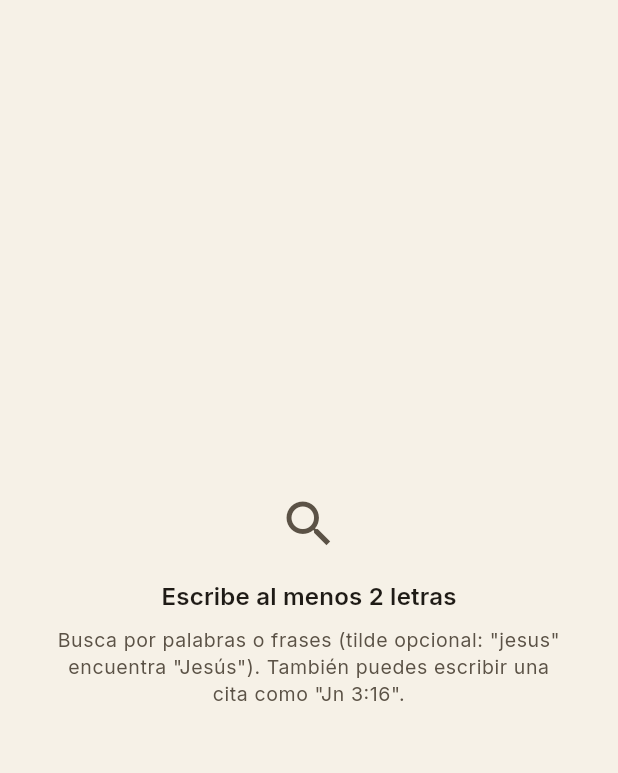
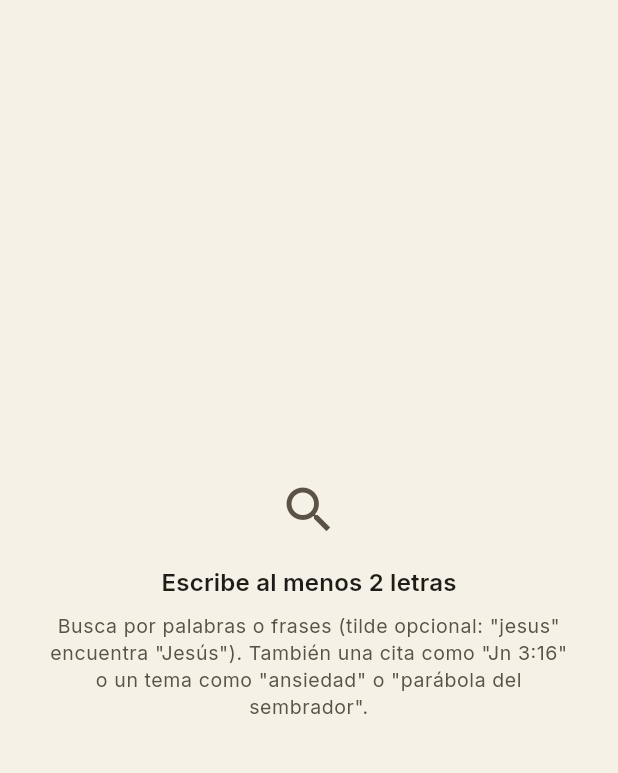
Before and after one commit to yt-kevincarrera/minimal-bible, a Flutter app: the SearchScreen screen opened directly, on a phone screen of 412 x 824 dp, the part 60-833 px from its top. Run offline on Flutter 3.47's test engine with Material 3 defaults, Android fonts, the phone set to English and light mode, and no system bars; our stand-ins replace flutter_riverpod, flutter_slidable, flutter_tts, share_plus, shared_preferences, sqflite and 3 more; accounts and stored records are empty.

Commit message:
feat: búsqueda por temas (parábolas, mandamientos, fruto del Espíritu…)
Capa extra sobre la búsqueda normal (que sigue siendo la principal): un
índice curado mapea temas, parábolas y pasajes a sus versículos clave.

- assets/data/topics.json: índice curado (61 temas) — parábolas de Jesús,
  temas populares (amor, fe, ansiedad, perdón, paz…), los diez mandamientos,
  el fruto del Espíritu, bienaventuranzas, Padre Nuestro, Salmo 23, armadura
  de Dios, etc. Solo referencias y etiquetas (sin texto bíblico), así que se
  versiona y no depende de rv1960.json. Editable para ampliar.
- models.dart: modelo Topic.
- bible_repository.versesByRefs(): carga versículos por referencia.
- providers.dart: topicsProvider + matchTopics() (tolerante a tildes,
  sinónimos y palabras sueltas: "parabola sembrador", "10 mandamientos").
- search_screen: sección "Temas" sobre los resultados cuando la consulta
  coincide; abre TopicScreen con los versículos del tema.
- topic_screen.dart: lista los versículos de un tema; cada uno abre el lector.

Co-Authored-By: Claude Opus 4.8 <noreply@anthropic.com>
Claude-Session: https://claude.ai/code/session_01Q2Uaj9NnF8WWfyf1H3SRdA

```diff
--- /dev/null
+++ b/assets/data/topics.json
@@ -0,0 +1,65 @@
+[
+  { "title": "Parábola del sembrador", "category": "Parábolas de Jesús", "aliases": ["sembrador", "la semilla"], "refs": [[40,13,3],[41,4,3],[42,8,5]] },
+  { "title": "Parábola del trigo y la cizaña", "category": "Parábolas de Jesús", "aliases": ["cizaña", "trigo y cizaña"], "refs": [[40,13,24]] },
+  { "title": "Parábola del grano de mostaza", "category": "Parábolas de Jesús", "aliases": ["grano de mostaza", "mostaza"], "refs": [[40,13,31],[41,4,30],[42,13,18]] },
+  { "title": "Parábola de la levadura", "category": "Parábolas de Jesús", "aliases": ["levadura"], "refs": [[40,13,33],[42,13,20]] },
+  { "title": "Parábola del tesoro escondido", "category": "Parábolas de Jesús", "aliases": ["tesoro escondido", "tesoro"], "refs": [[40,13,44]] },
+  { "title": "Parábola de la perla de gran precio", "category": "Parábolas de Jesús", "aliases": ["perla", "perla de gran precio"], "refs": [[40,13,45]] },
+  { "title": "Parábola de la red", "category": "Parábolas de Jesús", "aliases": ["la red"], "refs": [[40,13,47]] },
+  { "title": "Parábola de la oveja perdida", "category": "Parábolas de Jesús", "aliases": ["oveja perdida", "oveja"], "refs": [[40,18,12],[42,15,4]] },
+  { "title": "Parábola de la moneda perdida", "category": "Parábolas de Jesús", "aliases": ["moneda perdida", "dracma"], "refs": [[42,15,8]] },
+  { "title": "Parábola del hijo pródigo", "category": "Parábolas de Jesús", "aliases": ["hijo prodigo", "prodigo", "padre amoroso"], "refs": [[42,15,11]] },
+  { "title": "Parábola del buen samaritano", "category": "Parábolas de Jesús", "aliases": ["buen samaritano", "samaritano"], "refs": [[42,10,30]] },
+  { "title": "Parábola del rico insensato", "category": "Parábolas de Jesús", "aliases": ["rico insensato", "rico necio"], "refs": [[42,12,16]] },
+  { "title": "Parábola de los talentos", "category": "Parábolas de Jesús", "aliases": ["talentos"], "refs": [[40,25,14]] },
+  { "title": "Parábola de las diez vírgenes", "category": "Parábolas de Jesús", "aliases": ["diez virgenes", "virgenes", "las lamparas"], "refs": [[40,25,1]] },
+  { "title": "Parábola del siervo que no perdona", "category": "Parábolas de Jesús", "aliases": ["siervo despiadado", "deudor", "siervo malvado"], "refs": [[40,18,23]] },
+  { "title": "Parábola de los obreros de la viña", "category": "Parábolas de Jesús", "aliases": ["obreros de la vina", "viñadores", "obreros"], "refs": [[40,20,1]] },
+  { "title": "Parábola de los dos hijos", "category": "Parábolas de Jesús", "aliases": ["dos hijos"], "refs": [[40,21,28]] },
+  { "title": "Parábola de los labradores malvados", "category": "Parábolas de Jesús", "aliases": ["labradores malvados", "viñadores malvados"], "refs": [[40,21,33],[41,12,1],[42,20,9]] },
+  { "title": "Parábola de la fiesta de bodas", "category": "Parábolas de Jesús", "aliases": ["fiesta de bodas", "banquete de bodas", "bodas"], "refs": [[40,22,2]] },
+  { "title": "Parábola de la higuera estéril", "category": "Parábolas de Jesús", "aliases": ["higuera esteril", "higuera"], "refs": [[42,13,6]] },
+  { "title": "Parábola del amigo importuno", "category": "Parábolas de Jesús", "aliases": ["amigo importuno", "amigo a medianoche"], "refs": [[42,11,5]] },
+  { "title": "Parábola del juez injusto", "category": "Parábolas de Jesús", "aliases": ["juez injusto", "viuda persistente", "la viuda"], "refs": [[42,18,2]] },
+  { "title": "Parábola del fariseo y el publicano", "category": "Parábolas de Jesús", "aliases": ["fariseo y publicano", "publicano"], "refs": [[42,18,10]] },
+  { "title": "Parábola de la gran cena", "category": "Parábolas de Jesús", "aliases": ["gran cena", "gran banquete", "invitados"], "refs": [[42,14,16]] },
+  { "title": "Parábola del mayordomo infiel", "category": "Parábolas de Jesús", "aliases": ["mayordomo infiel", "administrador astuto", "mayordomo"], "refs": [[42,16,1]] },
+  { "title": "Parábola del rico y Lázaro", "category": "Parábolas de Jesús", "aliases": ["rico y lazaro", "lazaro"], "refs": [[42,16,19]] },
+  { "title": "Parábola de las diez minas", "category": "Parábolas de Jesús", "aliases": ["diez minas", "minas"], "refs": [[42,19,12]] },
+  { "title": "Parábola de los dos cimientos", "category": "Parábolas de Jesús", "aliases": ["casa sobre la roca", "la roca y la arena", "dos cimientos"], "refs": [[40,7,24],[42,6,47]] },
+  { "title": "El buen pastor", "category": "Parábolas de Jesús", "aliases": ["buen pastor", "pastor"], "refs": [[43,10,1]] },
+  { "title": "La vid verdadera", "category": "Parábolas de Jesús", "aliases": ["la vid", "vid verdadera", "pámpanos"], "refs": [[43,15,1]] },
+
+  { "title": "El amor", "category": "Temas", "aliases": ["amor", "amar"], "refs": [[46,13,4],[43,3,16],[62,4,8],[45,8,38]] },
+  { "title": "La fe", "category": "Temas", "aliases": ["fe", "creer"], "refs": [[58,11,1],[45,10,17],[41,11,22],[59,2,17]] },
+  { "title": "La esperanza", "category": "Temas", "aliases": ["esperanza", "esperar"], "refs": [[45,15,13],[24,29,11],[45,8,24]] },
+  { "title": "El perdón", "category": "Temas", "aliases": ["perdon", "perdonar"], "refs": [[40,6,14],[51,3,13],[62,1,9],[49,4,32]] },
+  { "title": "La ansiedad y la preocupación", "category": "Temas", "aliases": ["ansiedad", "preocupacion", "afan", "estres"], "refs": [[50,4,6],[60,5,7],[40,6,34],[19,55,22]] },
+  { "title": "El miedo y el temor", "category": "Temas", "aliases": ["miedo", "temor", "no temas"], "refs": [[23,41,10],[19,23,4],[55,1,7],[6,1,9]] },
+  { "title": "La paz", "category": "Temas", "aliases": ["paz", "tranquilidad"], "refs": [[43,14,27],[50,4,7],[23,26,3]] },
+  { "title": "La gratitud", "category": "Temas", "aliases": ["gratitud", "agradecer", "dar gracias"], "refs": [[52,5,18],[19,100,4],[51,3,15]] },
+  { "title": "La fortaleza y el ánimo", "category": "Temas", "aliases": ["fortaleza", "fuerza", "animo", "esfuerzate"], "refs": [[50,4,13],[23,40,31],[19,46,1]] },
+  { "title": "La sabiduría", "category": "Temas", "aliases": ["sabiduria", "sabio"], "refs": [[59,1,5],[20,3,5],[20,1,7]] },
+  { "title": "El gozo y la alegría", "category": "Temas", "aliases": ["gozo", "alegria", "felicidad"], "refs": [[16,8,10],[19,16,11],[50,4,4]] },
+  { "title": "La confianza en Dios", "category": "Temas", "aliases": ["confianza", "confiar"], "refs": [[20,3,5],[19,37,5],[19,56,3]] },
+  { "title": "La oración", "category": "Temas", "aliases": ["oracion", "orar", "rezar"], "refs": [[40,6,9],[50,4,6],[52,5,17],[59,5,16]] },
+  { "title": "La salvación", "category": "Temas", "aliases": ["salvacion", "ser salvo"], "refs": [[43,3,16],[49,2,8],[45,10,9],[44,4,12]] },
+  { "title": "El consuelo en la aflicción", "category": "Temas", "aliases": ["consuelo", "tristeza", "afliccion", "duelo"], "refs": [[19,34,18],[47,1,3],[40,5,4],[19,147,3]] },
+  { "title": "La sanidad", "category": "Temas", "aliases": ["sanidad", "sanar", "enfermedad"], "refs": [[19,147,3],[23,53,5],[59,5,15]] },
+  { "title": "La provisión de Dios", "category": "Temas", "aliases": ["provision", "finanzas", "dinero", "sustento"], "refs": [[50,4,19],[40,6,33],[19,23,1]] },
+  { "title": "El matrimonio y la familia", "category": "Temas", "aliases": ["matrimonio", "familia", "esposos"], "refs": [[1,2,24],[49,5,25],[46,13,4]] },
+  { "title": "La humildad", "category": "Temas", "aliases": ["humildad", "humilde"], "refs": [[50,2,3],[59,4,6],[20,22,4]] },
+  { "title": "Identidad en Cristo", "category": "Temas", "aliases": ["identidad", "nueva criatura", "quien soy"], "refs": [[47,5,17],[49,2,10],[43,1,12]] },
+  { "title": "La paciencia", "category": "Temas", "aliases": ["paciencia", "esperar en dios"], "refs": [[45,12,12],[48,6,9],[21,7,8]] },
+
+  { "title": "Los diez mandamientos", "category": "Pasajes", "aliases": ["diez mandamientos", "10 mandamientos", "mandamientos", "decalogo"], "refs": [[2,20,3],[2,20,4],[2,20,7],[2,20,8],[2,20,12],[2,20,13],[2,20,14],[2,20,15],[2,20,16],[2,20,17]] },
+  { "title": "El fruto del Espíritu", "category": "Pasajes", "aliases": ["fruto del espiritu", "frutos del espiritu", "frutos espiritu"], "refs": [[48,5,22],[48,5,23]] },
+  { "title": "El gran mandamiento", "category": "Pasajes", "aliases": ["gran mandamiento", "amaras a dios", "amar al projimo"], "refs": [[40,22,37],[40,22,38],[40,22,39]] },
+  { "title": "Las bienaventuranzas", "category": "Pasajes", "aliases": ["bienaventuranzas", "bienaventurados"], "refs": [[40,5,3],[40,5,4],[40,5,5],[40,5,6],[40,5,7],[40,5,8],[40,5,9],[40,5,10],[40,5,11]] },
+  { "title": "El Padre Nuestro", "category": "Pasajes", "aliases": ["padre nuestro", "padrenuestro"], "refs": [[40,6,9],[40,6,10],[40,6,11],[40,6,12],[40,6,13]] },
+  { "title": "El Salmo 23", "category": "Pasajes", "aliases": ["salmo 23", "jehova es mi pastor", "el señor es mi pastor"], "refs": [[19,23,1],[19,23,2],[19,23,3],[19,23,4],[19,23,5],[19,23,6]] },
+  { "title": "La armadura de Dios", "category": "Pasajes", "aliases": ["armadura de dios", "armadura"], "refs": [[49,6,11],[49,6,13],[49,6,14],[49,6,15],[49,6,16],[49,6,17]] },
+  { "title": "El himno al amor", "category": "Pasajes", "aliases": ["1 corintios 13", "el amor es sufrido", "himno al amor"], "refs": [[46,13,4],[46,13,5],[46,13,6],[46,13,7],[46,13,8],[46,13,13]] },
+  { "title": "Los dones del Espíritu", "category": "Pasajes", "aliases": ["dones del espiritu", "dones espirituales"], "refs": [[46,12,8],[46,12,9],[46,12,10],[45,12,6]] },
+  { "title": "La Gran Comisión", "category": "Pasajes", "aliases": ["gran comision", "id y haced discipulos"], "refs": [[40,28,19],[40,28,20]] }
+]
--- a/lib/data/models.dart
+++ b/lib/data/models.dart
@@ -43,6 +43,33 @@ class Verse {
     chapter: r['chapter'] as int,
     verse: r['verse'] as int,
     text: r['text'] as String,
+  );
+}
+
+/// Tema o pasaje del índice curado (assets/data/topics.json): un título con
+/// sinónimos y una lista de referencias [bookId, chapter, verse].
+class Topic {
+  final String title;
+  final String category;
+  final List<String> aliases;
+  final List<List<int>> refs;
+
+  const Topic({
+    required this.title,
+    required this.category,
+    required this.aliases,
+    required this.refs,
+  });
+
+  factory Topic.fromJson(Map<String, dynamic> j) => Topic(
+    title: j['title'] as String,
+    category: (j['category'] as String?) ?? 'Temas',
+    aliases:
+        (j['aliases'] as List?)?.map((e) => e.toString()).toList() ??
+        const [],
+    refs: (j['refs'] as List)
+        .map((r) => (r as List).map((e) => e as int).toList())
+        .toList(),
   );
 }
 
--- a/pubspec.yaml
+++ b/pubspec.yaml
@@ -46,6 +46,7 @@ flutter:
   assets:
     - assets/data/rv1960.json
     - assets/data/headings.json
+    - assets/data/topics.json
   # Fuentes empaquetadas (offline, sin descarga en tiempo de ejecución).
   # Son variables (eje wght), así que un solo archivo cubre todos los pesos.
   fonts:
```
Also changed, not shown: lib/data/bible_repository.dart (+28 -0 lines), lib/screens/search_screen.dart (+76 -1 lines), lib/screens/topic_screen.dart (added, +137 -0 lines), lib/state/providers.dart (+71 -0 lines), 1 other file.
